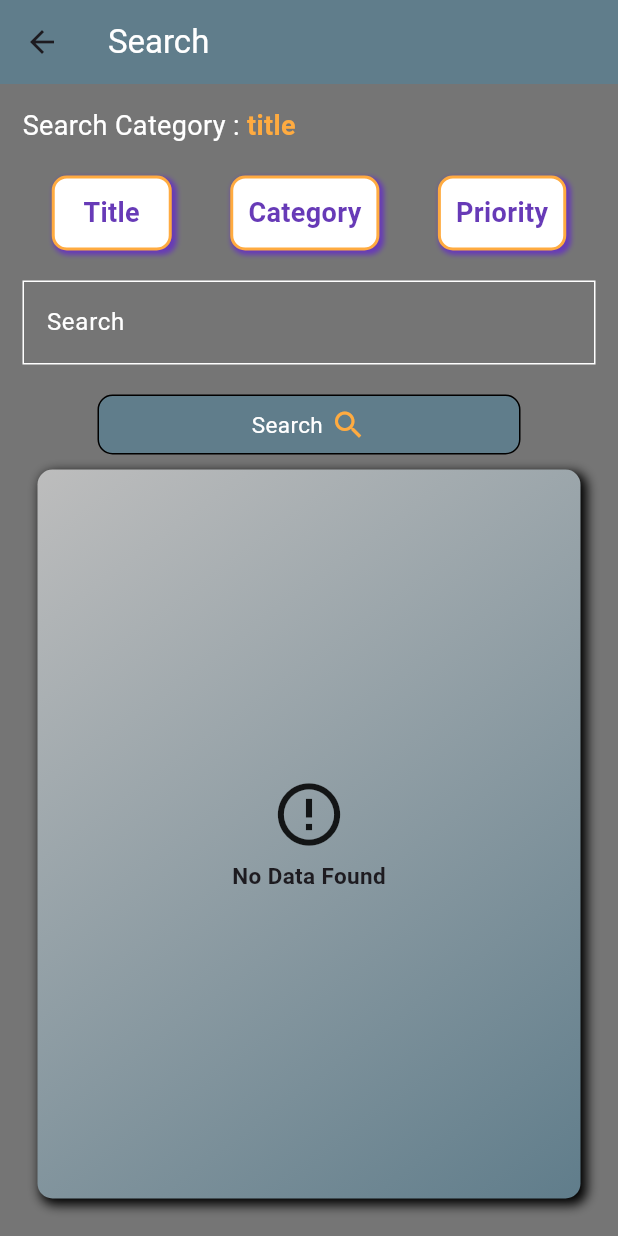
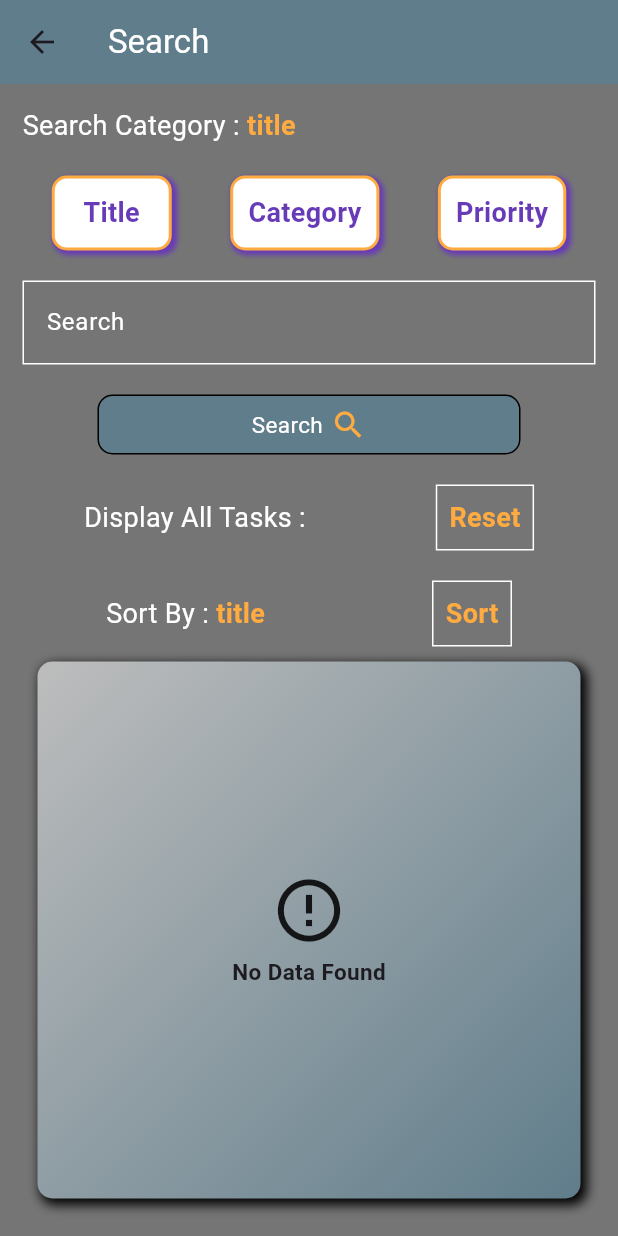
Before and after one commit to SayuNirappel/task_app_medium, a Flutter app: the ManageTaskScreen screen opened directly, on a phone screen of 412 x 824 dp. Run offline on Flutter 3.47's test engine with Material 3 defaults, Android fonts, the light colour scheme and no system bars; our stand-ins replace sqflite, sqflite_common_ffi_web; accounts and stored records are empty.

Commit message:
sort included

```diff
--- a/lib/controller/task_screen_controller.dart
+++ b/lib/controller/task_screen_controller.dart
@@ -180,4 +180,28 @@ class TaskScreenController {
     );
     log(searchList.toString());
   }
+
+  ///
+  ///
+  ///-------Reset data on DB
+  ///
+  ///
+
+  static Future<void> resetList() async {
+    searchList = await database.rawQuery('SELECT * FROM Tasks');
+    //await getTaskList();
+    log(taskList.toString());
+  }
+
+  ///
+  ///
+  ///---------Sort----------
+  ///
+  ///
+
+  static Future<void> sortList() async {
+    searchList = await database.rawQuery(
+      'SELECT * FROM Tasks ORDER BY $sCondition ASC',
+    );
+  }
 }
--- a/lib/view/manage_task_screen/manage_task_screen.dart
+++ b/lib/view/manage_task_screen/manage_task_screen.dart
@@ -217,6 +217,71 @@ class _ManageTaskScreenState extends State<ManageTaskScreen> {
                       ),
                     ),
                   ),
+                  Row(
+                    mainAxisAlignment: MainAxisAlignment.spaceAround,
+                    children: [
+                      Text(
+                        "Display All Tasks : ",
+                        style: TextStyle(color: Colors.white, fontSize: 18),
+                      ),
+                      InkWell(
+                        onTap: () async {
+                          await TaskScreenController.resetList();
+                          setState(() {});
+                        },
+                        child: Container(
+                          decoration: BoxDecoration(
+                              border: Border.all(color: Colors.white)),
+                          child: Padding(
+                            padding: const EdgeInsets.all(8),
+                            child: Text("Reset",
+                                style: TextStyle(
+                                    color: Colors.orangeAccent,
+                                    fontSize: 18,
+                                    fontWeight: FontWeight.bold)),
+                          ),
+                        ),
+                      )
+                    ],
+                  ),
+                  Row(
+                    mainAxisAlignment: MainAxisAlignment.spaceAround,
+                    children: [
+                      Row(
+                        children: [
+                          Text(
+                            "Sort By : ",
+                            style: TextStyle(color: Colors.white, fontSize: 18),
+                          ),
+                          Text(
+                            TaskScreenController.sCondition,
+                            style: TextStyle(
+                                color: Colors.orangeAccent,
+                                fontSize: 18,
+                                fontWeight: FontWeight.bold),
+                          )
+                        ],
+                      ),
+                      InkWell(
+                        onTap: () async {
+                          await TaskScreenController.sortList();
+                          setState(() {});
+                        },
+                        child: Container(
+                          decoration: BoxDecoration(
+                              border: Border.all(color: Colors.white)),
+                          child: Padding(
+                            padding: const EdgeInsets.all(8),
+                            child: Text("Sort",
+                                style: TextStyle(
+                                    color: Colors.orangeAccent,
+                                    fontSize: 18,
+                                    fontWeight: FontWeight.bold)),
+                          ),
+                        ),
+                      )
+                    ],
+                  )
                 ],
               ),
             ),
```
